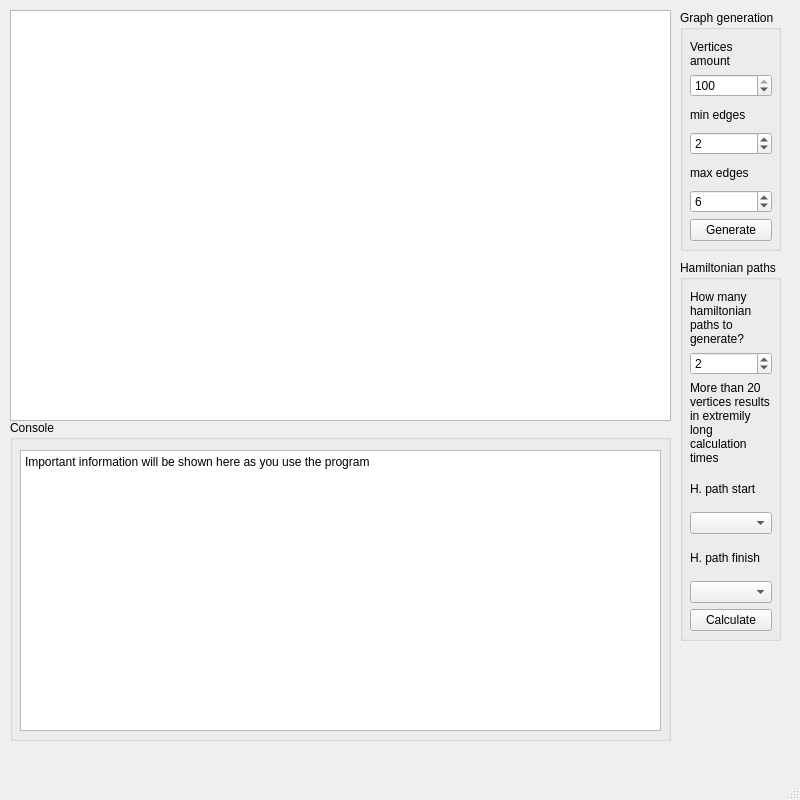
Above: mainwindow.ui from MetallicSky/HamiltonianPathGraph before the change. Below: the same form after it.
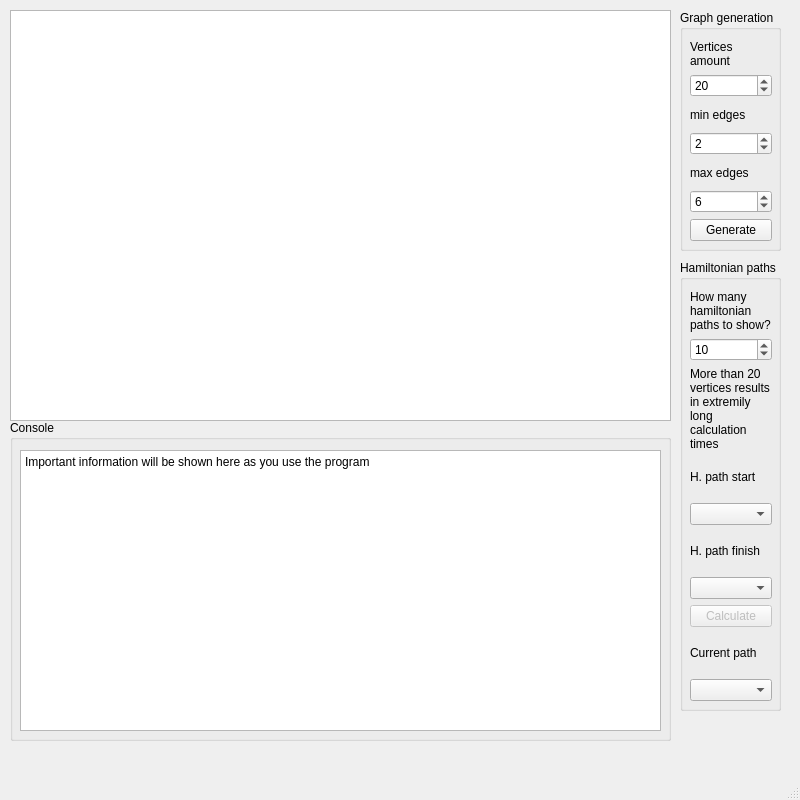
That is the form after the change.

```diff
--- a/mainwindow.ui
+++ b/mainwindow.ui
@@ -2,6 +2,9 @@
 <ui version="4.0">
  <class>MainWindow</class>
  <widget class="QMainWindow" name="MainWindow">
+  <property name="enabled">
+   <bool>true</bool>
+  </property>
   <property name="geometry">
    <rect>
     <x>0</x>
@@ -19,7 +22,7 @@
   <property name="minimumSize">
    <size>
     <width>800</width>
-    <height>600</height>
+    <height>800</height>
    </size>
   </property>
   <property name="maximumSize">
@@ -89,7 +92,7 @@
          <number>100</number>
         </property>
         <property name="value">
-         <number>100</number>
+         <number>20</number>
         </property>
        </widget>
       </item>
@@ -155,7 +158,7 @@
       <x>680</x>
       <y>260</y>
       <width>101</width>
-      <height>381</height>
+      <height>451</height>
      </rect>
     </property>
     <property name="title">
@@ -167,14 +170,14 @@
        <x>10</x>
        <y>30</y>
        <width>82</width>
-       <height>341</height>
+       <height>411</height>
       </rect>
      </property>
      <layout class="QVBoxLayout" name="verticalLayout_p">
       <item>
        <widget class="QLabel" name="label_pAmount">
         <property name="text">
-         <string>How many hamiltonian paths to generate?</string>
+         <string>How many hamiltonian paths to show?</string>
         </property>
         <property name="wordWrap">
          <bool>true</bool>
@@ -184,13 +187,13 @@
       <item>
        <widget class="QSpinBox" name="spinBox_pAmount">
         <property name="minimum">
-         <number>0</number>
+         <number>1</number>
         </property>
         <property name="maximum">
          <number>100</number>
         </property>
         <property name="value">
-         <number>2</number>
+         <number>10</number>
         </property>
        </widget>
       </item>
@@ -225,12 +228,25 @@
        <widget class="QComboBox" name="comboBox_pFinish"/>
       </item>
       <item>
-       <widget class="QPushButton" name="pushButton_generate_3">
+       <widget class="QPushButton" name="pushButton_calculate">
+        <property name="enabled">
+         <bool>false</bool>
+        </property>
         <property name="text">
          <string>Calculate</string>
         </property>
        </widget>
       </item>
+      <item>
+       <widget class="QLabel" name="label_pStart_pFinish_2">
+        <property name="text">
+         <string>Current path</string>
+        </property>
+       </widget>
+      </item>
+      <item>
+       <widget class="QComboBox" name="comboBox_pNum"/>
+      </item>
      </layout>
     </widget>
    </widget>
```
Left out of the diff: 4 changed lines with no effect on the pictures.
